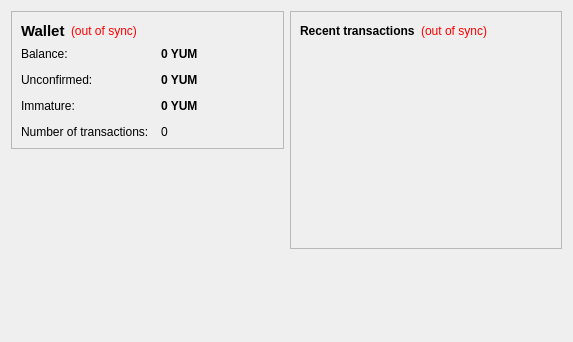
Qt form src/qt/forms/overviewpage.ui (MrBaconBit/BaconBits) before a commit.
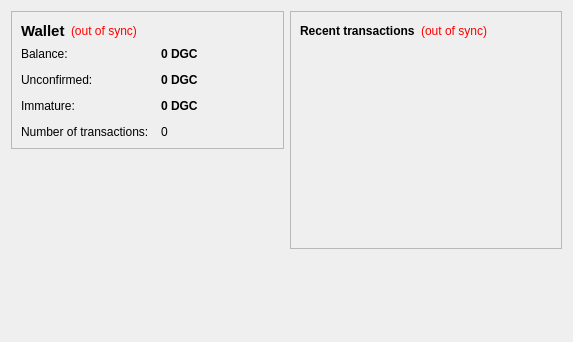
The same form after that commit.

What changed in the file:
```diff
--- a/src/qt/forms/overviewpage.ui
+++ b/src/qt/forms/overviewpage.ui
@@ -105,7 +105,7 @@
              <string>Your current balance</string>
             </property>
             <property name="text">
-             <string notr="true">0 YUM</string>
+             <string notr="true">0 DGC</string>
             </property>
             <property name="textInteractionFlags">
              <set>Qt::LinksAccessibleByMouse|Qt::TextSelectableByKeyboard|Qt::TextSelectableByMouse</set>
@@ -134,7 +134,7 @@
              <string>Total of transactions that have yet to be confirmed, and do not yet count toward the current balance</string>
             </property>
             <property name="text">
-             <string notr="true">0 YUM</string>
+             <string notr="true">0 DGC</string>
             </property>
             <property name="textInteractionFlags">
              <set>Qt::LinksAccessibleByMouse|Qt::TextSelectableByKeyboard|Qt::TextSelectableByMouse</set>
@@ -177,7 +177,7 @@
              <string>Mined balance that has not yet matured</string>
             </property>
             <property name="text">
-             <string notr="true">0 YUM</string>
+             <string notr="true">0 DGC</string>
             </property>
             <property name="textInteractionFlags">
              <set>Qt::LinksAccessibleByMouse|Qt::TextSelectableByKeyboard|Qt::TextSelectableByMouse</set>
```
Left out of the diff: 4 changed lines with no effect on the pictures.
